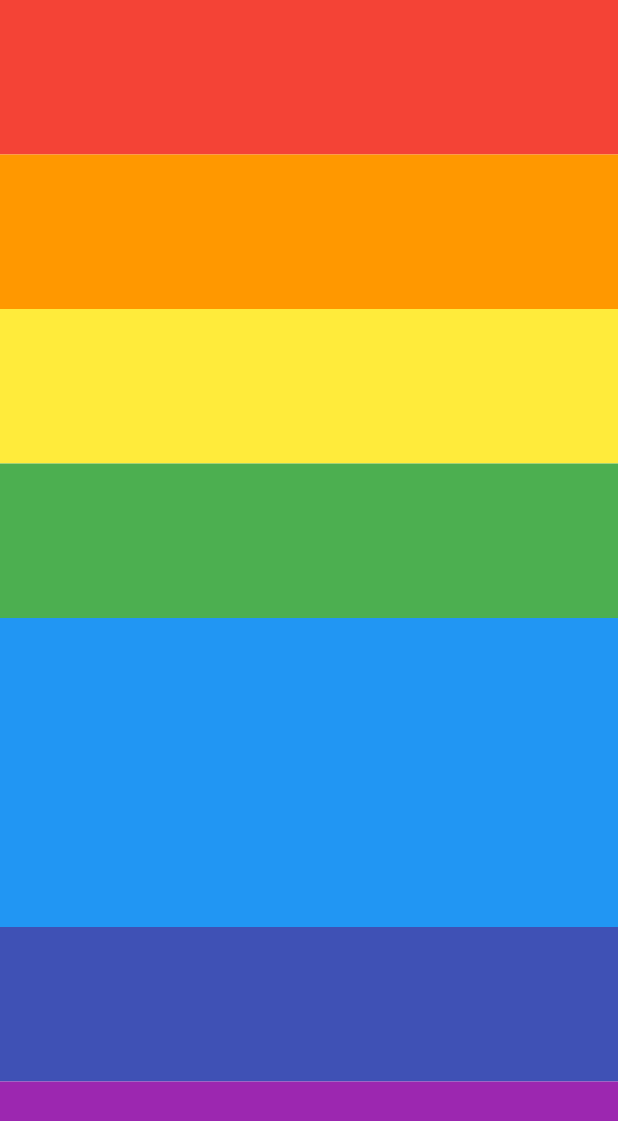
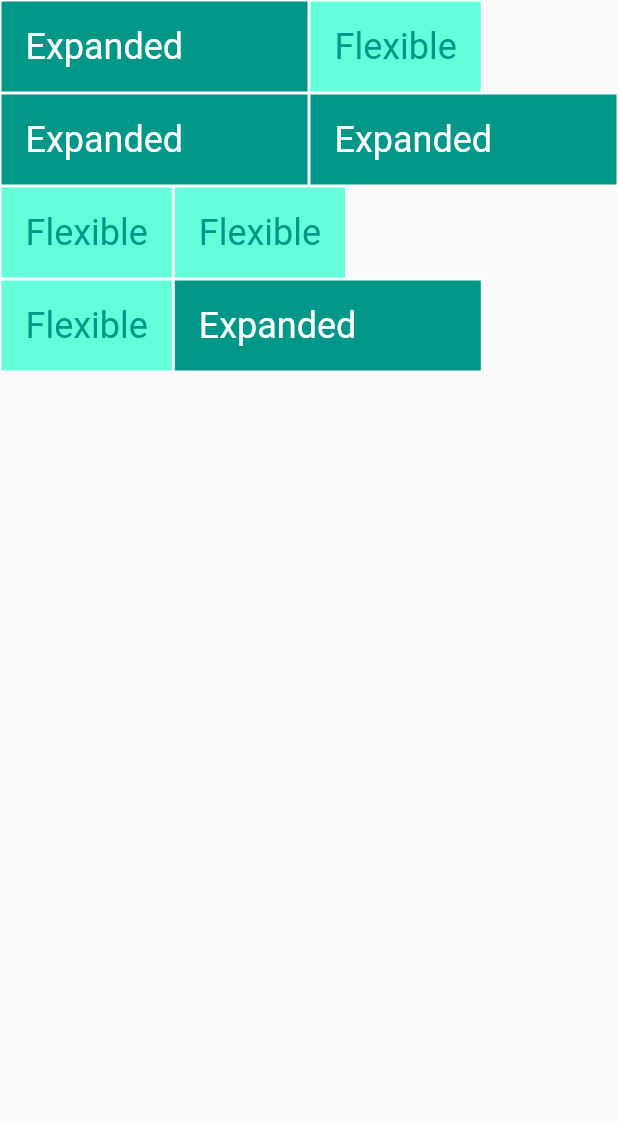
Before and after one commit to danamulyana/belajar-flutter-dasar, a Flutter app: the screen it shows after launch, on a phone screen of 412 x 824 dp. Shown: the top 1121 px of the screen. Run offline on Flutter 3.47's test engine with Material 2 defaults, Android fonts, the light colour scheme and no system bars.

Commit message:
flexible & expanded

```diff
--- a/lib/main.dart
+++ b/lib/main.dart
@@ -13,7 +13,99 @@ class MyApp extends StatelessWidget{
       theme: ThemeData(
         primarySwatch: Colors.blue,
       ),
-      home: const Rainbow(),
+      home: const ExpandedFlexiblePage(),
+    );
+  }
+}
+
+class ExpandedFlexiblePage extends StatelessWidget {
+  const ExpandedFlexiblePage({Key? key}) : super(key: key);
+
+  @override
+  Widget build(BuildContext context) {
+    return Scaffold(
+      body: SafeArea(
+        child: Column(
+          children: [
+            Row(
+              children: const [
+                ExpandedWidget(),
+                FlexibleWidget(),
+              ],
+            ),
+            Row(
+              children: const[
+                ExpandedWidget(),
+                ExpandedWidget()
+              ],
+            ),
+            Row(
+              children: const[
+                FlexibleWidget(),
+                FlexibleWidget()
+              ],
+            ),
+            Row(
+              children: const[
+                FlexibleWidget(),
+                ExpandedWidget()
+              ],
+            ),
+          ],
+        ),
+      ),
+    );
+  }
+}
+
+class ExpandedWidget extends StatelessWidget {
+  const ExpandedWidget({Key? key}) : super(key: key);
+
+  @override
+  Widget build(BuildContext context) {
+    return Expanded(
+      child: Container(
+        decoration: BoxDecoration(
+          color: Colors.teal,
+          border: Border.all(color: Colors.white),
+        ),
+        child: Padding(
+          padding: const EdgeInsets.all(16.0),
+          child: Text(
+            'Expanded',
+            style: TextStyle(
+              color: Colors.white,
+              fontSize: 24,
+            ),
+          ),
+        ),
+      ),
+    );
+  }
+}
+
+class FlexibleWidget extends StatelessWidget {
+  const FlexibleWidget({Key? key}) : super(key: key);
+
+  @override
+  Widget build(BuildContext context) {
+    return Flexible(
+      child: Container(
+        decoration: BoxDecoration(
+          color: Colors.tealAccent,
+          border: Border.all(color: Colors.white),
+        ),
+        child: Padding(
+          padding: const EdgeInsets.all(16.0),
+          child: Text(
+            'Flexible',
+            style: TextStyle(
+              color: Colors.teal,
+              fontSize: 24,
+            ),
+          ),
+        ),
+      ),
     );
   }
 }
```
